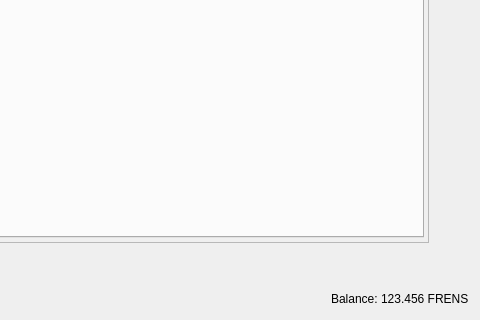
Qt form src/qt/forms/restrictedassetsdialog.ui (gramtoco/friendcoin) before a commit; both pictures show x 688 to 1168 and y 680 to 1000 of the 1168 by 1000 pixel window.
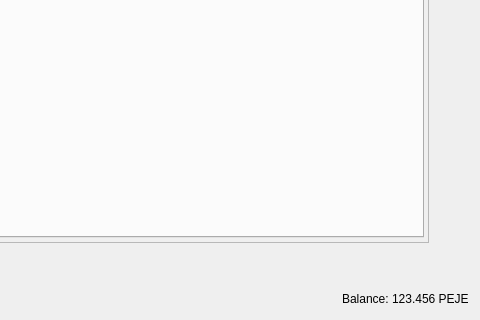
The same form after that commit.

What changed in the file:
```diff
--- a/src/qt/forms/restrictedassetsdialog.ui
+++ b/src/qt/forms/restrictedassetsdialog.ui
@@ -281,7 +281,7 @@
         <cursorShape>IBeamCursor</cursorShape>
        </property>
        <property name="text">
-        <string notr="true">123.456 FRENS</string>
+        <string notr="true">123.456 PEJE</string>
        </property>
        <property name="textInteractionFlags">
         <set>Qt::LinksAccessibleByMouse|Qt::TextSelectableByKeyboard|Qt::TextSelectableByMouse</set>
```
Left out of the diff: 2 changed lines with no effect on the pictures.
